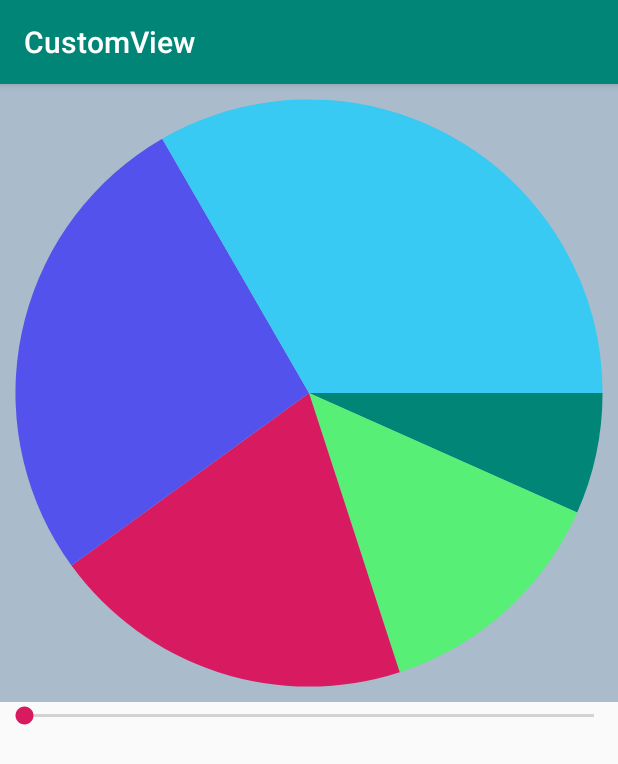
After one commit to qinFamily/CustomView, an Android app: the PercentageViewActivity screen opened directly, with no data from a screen before it, on a phone screen of 412 x 824 dp. The commit adds this screen. Shown: the top 764 px of the screen. Run offline under Robolectric (Android 15) with nearby library versions, the phone set to English and light mode, and no system bars.

Commit message:
百分比饼状图

```diff
--- a/app/src/main/java/leavesc/hello/customview/ClockView.java
+++ b/app/src/main/java/leavesc/hello/customview/clock/ClockView.java
@@ -1,4 +1,4 @@
-package leavesc.hello.customview;
+package leavesc.hello.customview.clock;
 
 import android.content.BroadcastReceiver;
 import android.content.Context;
@@ -13,6 +13,8 @@ import android.util.Log;
 import android.view.View;
 
 import java.util.TimeZone;
+
+import leavesc.hello.customview.R;
 
 /**
  * 作者：leavesC
--- /dev/null
+++ b/app/src/main/java/leavesc/hello/customview/percentage/PercentageModel.java
@@ -0,0 +1,39 @@
+package leavesc.hello.customview.percentage;
+
+/**
+ * 作者：leavesC
+ * 时间：2019/4/10 14:28
+ * 描述：
+ */
+public class PercentageModel {
+
+    private float value;
+
+    private float angle;
+
+    private int color;
+
+    public float getValue() {
+        return value;
+    }
+
+    public void setValue(float value) {
+        this.value = value;
+    }
+
+    public float getAngle() {
+        return angle;
+    }
+
+    public void setAngle(float angle) {
+        this.angle = angle;
+    }
+
+    public int getColor() {
+        return color;
+    }
+
+    public void setColor(int color) {
+        this.color = color;
+    }
+}
--- /dev/null
+++ b/app/src/main/java/leavesc/hello/customview/percentage/PercentageView.java
@@ -0,0 +1,138 @@
+package leavesc.hello.customview.percentage;
+
+import android.content.Context;
+import android.graphics.Canvas;
+import android.graphics.Paint;
+import android.graphics.RectF;
+import android.util.AttributeSet;
+import android.util.Log;
+import android.view.View;
+
+import java.util.List;
+
+/**
+ * 作者：leavesC
+ * 时间：2019/4/10 14:27
+ * 描述：
+ */
+public class PercentageView extends View {
+
+    private static final String TAG = "PercentageView";
+
+    private static final int[] COLORS = {0xff008577, 0xff57ef75, 0xffD81B60, 0xff5452ec, 0xff38caf2, 0xfff47945, 0xfff48c58};
+
+    private static final int DEFAULT_SIZE = 400;
+
+    private float startAngle;
+
+    private List<PercentageModel> percentageModelList;
+
+    private Paint paint;
+
+    public PercentageView(Context context) {
+        this(context, null);
+    }
+
+    public PercentageView(Context context, AttributeSet attrs) {
+        this(context, attrs, 0);
+    }
+
+    public PercentageView(Context context, AttributeSet attrs, int defStyleAttr) {
+        super(context, attrs, defStyleAttr);
+        initPaint();
+    }
+
+    private void initPaint() {
+        paint = new Paint();
+        paint.setStyle(Paint.Style.FILL);
+        paint.setAntiAlias(true);
+    }
+
+    @Override
+    protected void onMeasure(int widthMeasureSpec, int heightMeasureSpec) {
+        int width = getDefaultSize(widthMeasureSpec);
+        int height = getDefaultSize(heightMeasureSpec);
+        width = height = Math.min(width, height);
+        setMeasuredDimension(width, height);
+        Log.e(TAG, "onMeasure");
+    }
+
+    private int getDefaultSize(int measureSpec) {
+        switch (MeasureSpec.getMode(measureSpec)) {
+            case MeasureSpec.AT_MOST:
+            case MeasureSpec.EXACTLY: {
+                return MeasureSpec.getSize(measureSpec);
+            }
+            case MeasureSpec.UNSPECIFIED:
+            default: {
+                return PercentageView.DEFAULT_SIZE;
+            }
+        }
+    }
+
+    @Override
+    protected void onSizeChanged(int w, int h, int oldw, int oldh) {
+        super.onSizeChanged(w, h, oldw, oldh);
+        Log.e(TAG, "onSizeChanged");
+    }
+
+    private RectF rect = new RectF();
+
+    @Override
+    protected void onDraw(Canvas canvas) {
+        if (percentageModelList == null || percentageModelList.size() == 0) {
+            return;
+        }
+        float currentStartAngle = startAngle;
+        canvas.translate(getWidth() / 2, getHeight() / 2);
+        float r = (float) (Math.min(getWidth(), getHeight()) / 2 * 0.95);
+        rect.left = -r;
+        rect.top = -r;
+        rect.right = r;
+        rect.bottom = r;
+        for (PercentageModel percentageModel : percentageModelList) {
+            paint.setColor(percentageModel.getColor());
+            canvas.drawArc(rect, currentStartAngle, percentageModel.getAngle(), true, paint);
+            currentStartAngle += percentageModel.getAngle();
+        }
+    }
+
+    public void setStartAngle(float startAngle) {
+        this.startAngle = startAngle;
+        invalidate();
+    }
+
+    public void setData(List<PercentageModel> percentageModelList) {
+        this.percentageModelList = percentageModelList;
+        initData(percentageModelList);
+        invalidate();
+    }
+
+    private void initData(List<PercentageModel> percentageModelList) {
+        if (percentageModelList == null || percentageModelList.size() == 0) {
+            return;
+        }
+        float sumValue = 0;
+        for (int i = 0; i < percentageModelList.size(); i++) {
+            PercentageModel percentageModel = percentageModelList.get(i);
+            sumValue += percentageModel.getValue();
+            percentageModel.setColor(COLORS[i % COLORS.length]);
+        }
+        float sumAngle = 0;
+        for (PercentageModel percentageModel : percentageModelList) {
+            float per = percentageModel.getValue() / sumValue;
+            percentageModel.setAngle(per * 360);
+            sumAngle += percentageModel.getAngle();
+        }
+        //计算百分比时可能有一些精度损失，此处需要判断是否需要把差值补回来
+        if (sumAngle < 360) {
+            for (PercentageModel percentageModel : percentageModelList) {
+                if (percentageModel.getAngle() != 0) {
+                    percentageModel.setAngle(360 - sumAngle + percentageModel.getAngle());
+                    break;
+                }
+            }
+        }
+    }
+
+}
--- /dev/null
+++ b/app/src/main/java/leavesc/hello/customview/percentage/PercentageViewActivity.java
@@ -0,0 +1,64 @@
+package leavesc.hello.customview.percentage;
+
+import android.os.Bundle;
+import android.support.v7.app.AppCompatActivity;
+import android.support.v7.widget.AppCompatSeekBar;
+import android.widget.LinearLayout;
+import android.widget.SeekBar;
+import android.widget.TextView;
+
+import java.util.ArrayList;
+import java.util.List;
+
+import leavesc.hello.customview.R;
+
+/**
+ * 作者：leavesC
+ * 时间：2019/4/10 21:59
+ * 描述：
+ * GitHub：https://github.com/leavesC
+ * Blog：https://www.jianshu.com/u/9df45b87cfdf
+ */
+public class PercentageViewActivity extends AppCompatActivity {
+
+    @Override
+    protected void onCreate(Bundle savedInstanceState) {
+        super.onCreate(savedInstanceState);
+        setContentView(R.layout.activity_percentage_view);
+        final PercentageView percentageView = findViewById(R.id.percentageView);
+
+        List<PercentageModel> percentageModelList = new ArrayList<>();
+        for (int i = 0; i < 5; i++) {
+            PercentageModel percentageModel = new PercentageModel();
+            percentageModel.setValue((float) (10.4 * (i + 1)));
+            percentageModelList.add(percentageModel);
+        }
+
+        percentageView.setData(percentageModelList);
+
+        AppCompatSeekBar seekBar = findViewById(R.id.seekBar);
+        seekBar.setMax(360);
+        seekBar.setOnSeekBarChangeListener(new SeekBar.OnSeekBarChangeListener() {
+            @Override
+            public void onProgressChanged(SeekBar seekBar, int progress, boolean fromUser) {
+                percentageView.setStartAngle(progress);
+
+                TextView tvTest = findViewById(R.id.tvTest);
+                LinearLayout.LayoutParams layoutParams = (LinearLayout.LayoutParams) tvTest.getLayoutParams();
+                layoutParams.weight = progress * 0.01f;
+                tvTest.setLayoutParams(layoutParams);
+            }
+
+            @Override
+            public void onStartTrackingTouch(SeekBar seekBar) {
+
+            }
+
+            @Override
+            public void onStopTrackingTouch(SeekBar seekBar) {
+
+            }
+        });
+    }
+
+}
--- /dev/null
+++ b/app/src/main/res/layout/activity_percentage_view.xml
@@ -0,0 +1,35 @@
+<?xml version="1.0" encoding="utf-8"?>
+<LinearLayout xmlns:android="http://schemas.android.com/apk/res/android"
+    xmlns:tools="http://schemas.android.com/tools"
+    android:layout_width="match_parent"
+    android:layout_height="match_parent"
+    android:orientation="vertical"
+    tools:context=".percentage.PercentageViewActivity">
+
+    <LinearLayout
+        android:layout_width="match_parent"
+        android:layout_height="wrap_content"
+        android:orientation="horizontal">
+
+        <leavesc.hello.customview.percentage.PercentageView
+            android:id="@+id/percentageView"
+            android:layout_width="0dp"
+            android:layout_height="wrap_content"
+            android:layout_weight="1"
+            android:background="#abc" />
+
+        <TextView
+            android:id="@+id/tvTest"
+            android:layout_width="0dp"
+            android:layout_height="wrap_content"
+            android:layout_weight="0"
+            android:text="1" />
+
+    </LinearLayout>
+
+    <android.support.v7.widget.AppCompatSeekBar
+        android:id="@+id/seekBar"
+        android:layout_width="match_parent"
+        android:layout_height="wrap_content" />
+
+</LinearLayout>
```
Also changed, not shown: app/src/main/AndroidManifest.xml (+12 -2 lines), app/src/main/java/leavesc/hello/customview/MainActivity.java (+21 -13 lines), app/src/main/java/leavesc/hello/customview/clock/ClockViewActivity.java (added, +35 -0 lines), app/src/main/res/layout/activity_clock_view.xml (added, +45 -0 lines), app/src/main/res/layout/activity_main.xml (+7 -37 lines).
